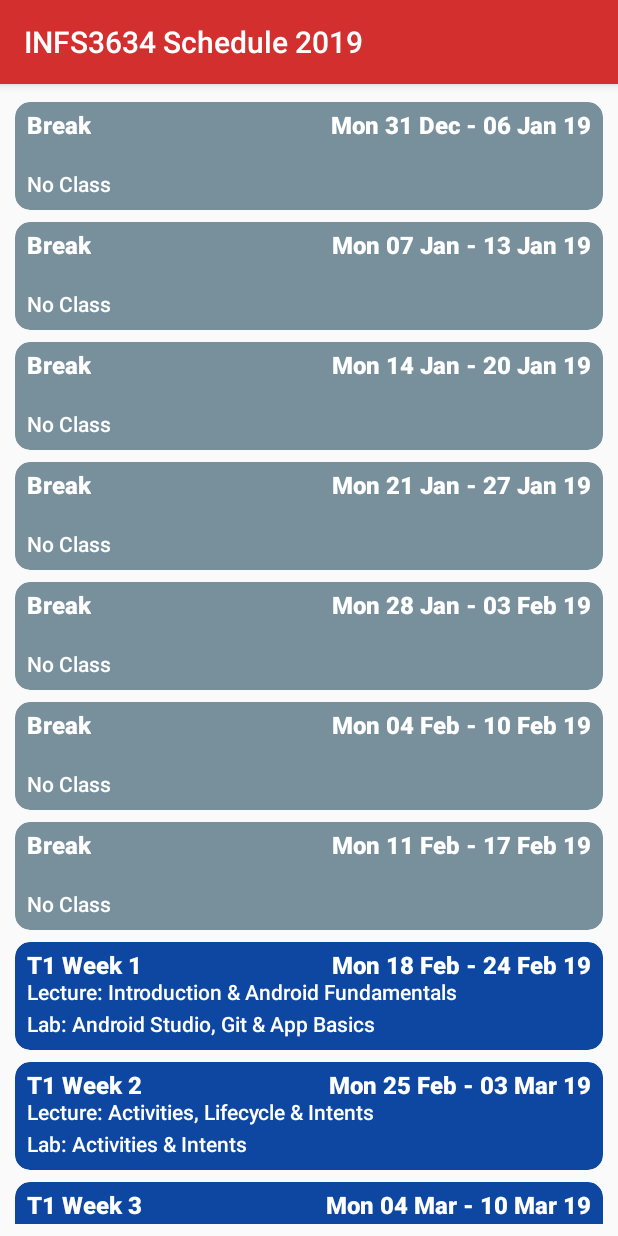
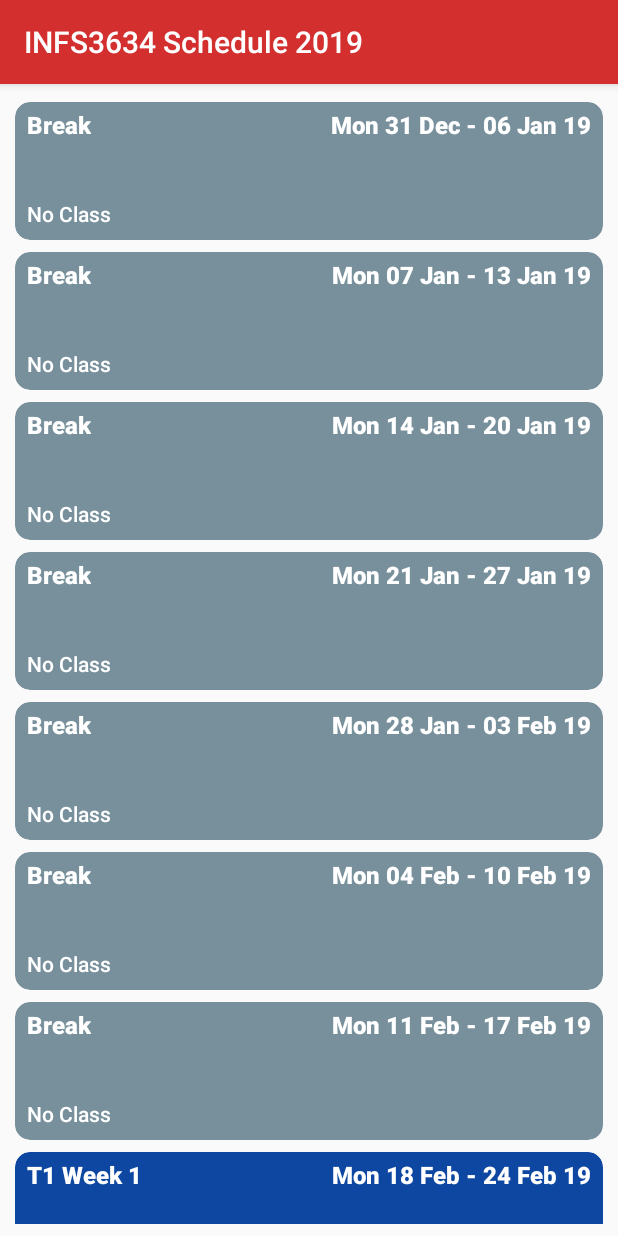
Before and after one commit to conewaffle/INFS3634Planner, an Android app: the screen it shows after launch (MainActivity), after a tap on an icon or button, on a phone screen of 412 x 824 dp. Run offline under Robolectric (Android 15) with nearby library versions, the phone set to English and light mode, and no system bars.

Commit message:
update colours

```diff
--- a/app/src/main/java/com/example/infs3634planner/MainActivity.java
+++ b/app/src/main/java/com/example/infs3634planner/MainActivity.java
@@ -37,16 +37,14 @@ public class MainActivity extends AppCompatActivity {
 
         LocalDate today = LocalDate.now();
         int day = today.getDayOfYear();
-
         int position = 0;
         for(int i=0; i<53; i++){
             if(myDataset.get(i).getDate().getDayOfYear()<=day){
                 position = i;
             }
+        }
+        recyclerView.smoothScrollToPosition(position);
 
-        }
-
-        recyclerView.smoothScrollToPosition(position);
     }
 
     public void search(View view){
--- a/app/src/main/java/com/example/infs3634planner/MyAdapter.java
+++ b/app/src/main/java/com/example/infs3634planner/MyAdapter.java
@@ -50,7 +50,6 @@ public class MyAdapter extends RecyclerView.Adapter<MyAdapter.MyViewHolder> {
         holder.cardView.setCardBackgroundColor(Color.argb(255,13,71,161));
 
         holder.date.setText("Mon " + mDataset.get(position).getDateString() + " - " + mDataset.get(position).getDateEnd());
-
         holder.lab.setText("Lab: " + mDataset.get(position).getLab());
         holder.lec.setText("Lecture: " + mDataset.get(position).getLec());
         holder.weekterm.setText(mDataset.get(position).getWeekNo());
@@ -61,13 +60,6 @@ public class MyAdapter extends RecyclerView.Adapter<MyAdapter.MyViewHolder> {
             holder.lec.setText(" ");
         }
 
-        if(mDataset.get(position).getWeekNo().equals("Study")||mDataset.get(position).getWeekNo().equals("Exams")){
-            holder.cardView.setCardBackgroundColor(Color.argb(255,136,14,79));
-        }
-
-        if (mDataset.get(position).getWeekNo().equals("N/A")){holder.weekterm.setText("Break");}
-
-
     }
 
     @Override
@@ -75,5 +67,4 @@ public class MyAdapter extends RecyclerView.Adapter<MyAdapter.MyViewHolder> {
         return mDataset.size();
     }
 
-
 }
--- a/app/src/main/java/com/example/infs3634planner/WeekDetail.java
+++ b/app/src/main/java/com/example/infs3634planner/WeekDetail.java
@@ -61,7 +61,6 @@ public class WeekDetail {
 
         for(int i=1;i<54;i++){
 
-
             if(weekNo==8||weekNo==23||weekNo==38) { termWeek = "1"; lec = "Introduction & Android Fundamentals"; lab = "Android Studio, Git & App Basics";}
             else if(weekNo==9||weekNo==24||weekNo==39) { termWeek = "2"; lec = "Activities, Lifecycle & Intents"; lab = "Activities & Intents";}
             else if(weekNo==10||weekNo==25||weekNo==40) {termWeek = "3"; lec = "Layouts & UI"; lab = "Designing a UI";}
@@ -72,7 +71,7 @@ public class WeekDetail {
             else if(weekNo==15||weekNo==30||weekNo==45) {termWeek = "8"; lec = "Threads & Async Tasks"; lab = "Async Tasks";}
             else if(weekNo==16||weekNo==31||weekNo==46) {termWeek = "9"; lec = "Data Saving"; lab = "Database";}
             else if(weekNo==17||weekNo==32||weekNo==47) {termWeek = "10"; lec = "Outlook & Course Summary"; lab = "Revision";}
-            else {termWeek = "N/A"; lec = "N/A"; lab = "N/A";}
+            else {termWeek = "Break"; lec = "N/A"; lab = "N/A";}
 
             if(weekNo==18){termWeek = "Study";}
             if(weekNo==33||weekNo==48||weekNo==19||weekNo==20||weekNo==34||weekNo==35){termWeek = "Exams";}
@@ -90,9 +89,4 @@ public class WeekDetail {
         return weekDetails;
     }
 
-
-
-
-
-
 }
--- a/app/src/main/res/layout/listitem.xml
+++ b/app/src/main/res/layout/listitem.xml
@@ -3,7 +3,7 @@
     xmlns:app="http://schemas.android.com/apk/res-auto"
     xmlns:tools="http://schemas.android.com/tools"
     android:layout_width="match_parent"
-    android:layout_height="80dp">
+    android:layout_height="100dp">
 
     <android.support.v7.widget.CardView
         android:id="@+id/cardView"
```
